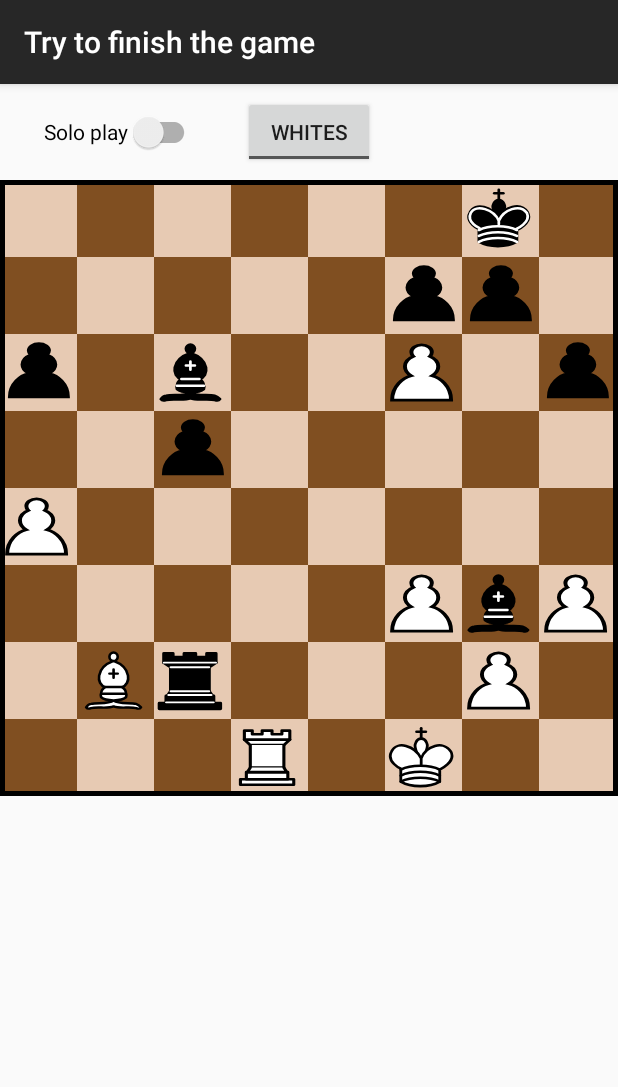
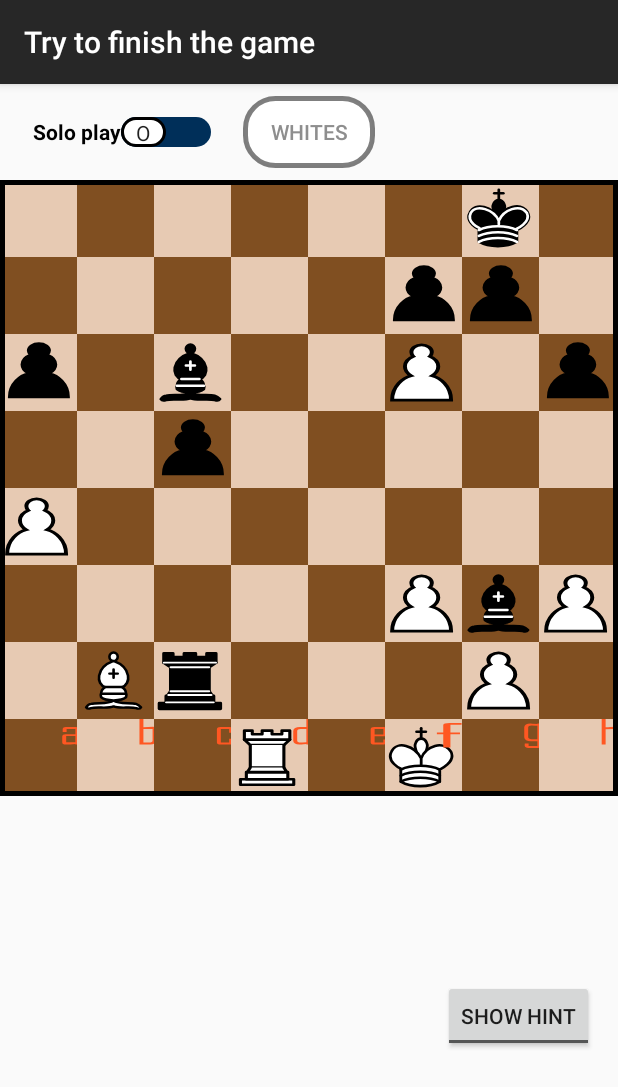
Before and after one commit to p4ulor/Chess4Android, an Android app: the GameHistoryActivity screen opened directly, with no data from a screen before it, after a tap on "30/11/2021", on a phone screen of 412 x 824 dp. Shown: the top 1087 px of the screen. Run offline under Robolectric (Android 15) with nearby library versions, the phone set to English and light mode, and no system bars; our stand-ins replace Room's generated code; network calls fail.

Commit message:
Customized the buttons and clickable things and added hint button
Designed custom and better looking buttons, radiobuttons, and togglebuttons, added hint toggle button. Added submenu to enter offline chess game and online chess game. Merry Christmas.

```diff
--- a/Chess4Android/app/src/main/java/pt/isel/pdm/chess4android/MainActivity.kt
+++ b/Chess4Android/app/src/main/java/pt/isel/pdm/chess4android/MainActivity.kt
@@ -64,7 +64,7 @@ class MainActivity : AppCompatActivity() {
                 if(didScreenRotate && thisViewModel.updateDisplayed.value == true) { //could be elvis operator, but intellij optimized
                     binding.root.postDelayed ({toast(R.string.iSurvived, this)}, 1000)
                 } else {
-                    toast(R.string.puzzleUpdated, this)
+                    //toast(R.string.puzzleUpdated, this)
                     log(thisViewModel.gameDTO?.puzzle.toString())
                     log(thisViewModel.gameDTO?.solution.toString())
                     thisViewModel.updateDisplayed.value=true
@@ -105,6 +105,8 @@ class MainActivity : AppCompatActivity() {
                 startActivity(Intent(this, GameHistoryActivity::class.java))
                 true
             }
+
+
             else -> super.onOptionsItemSelected(item)
         }
     }
--- a/Chess4Android/app/src/main/java/pt/isel/pdm/chess4android/PuzzleSolvingActivity.kt
+++ b/Chess4Android/app/src/main/java/pt/isel/pdm/chess4android/PuzzleSolvingActivity.kt
@@ -6,7 +6,6 @@ import android.view.View
 import android.widget.ToggleButton
 import androidx.activity.viewModels
 import androidx.lifecycle.AndroidViewModel
-import androidx.lifecycle.SavedStateHandle
 import androidx.appcompat.app.AppCompatActivity
 import androidx.appcompat.widget.SwitchCompat
 import androidx.lifecycle.MutableLiveData
@@ -25,6 +24,7 @@ class PuzzleSolvingActivity : AppCompatActivity() {
     private lateinit var soloPlaySwitch: SwitchCompat
     private lateinit var solutionSwitch: SwitchCompat
     private lateinit var currentColorPlaying: ToggleButton
+    private lateinit var showHintButton: ToggleButton
 
     private var currentlySelectedPieceIndex: Int = -1
 
@@ -37,6 +37,7 @@ class PuzzleSolvingActivity : AppCompatActivity() {
         soloPlaySwitch = findViewById(R.id.soloSwitch)
         solutionSwitch =  findViewById(R.id.solutionSwitch)
         currentColorPlaying = findViewById(R.id.toggleButton)
+        showHintButton = findViewById(R.id.toggleShowHint)
 
         val gameDTO: GameDTO? = intent.getParcelableExtra(GAME_DTO_KEY)
         if(gameDTO!=null) {
@@ -44,6 +45,7 @@ class PuzzleSolvingActivity : AppCompatActivity() {
             thisViewModel.puzzle = gameDTO.puzzle?.split(" ")?.toTypedArray()
             thisViewModel.solution = gameDTO.solution?.split(" ")?.toTypedArray()
             if(gameDTO.isDone) solutionSwitch.visibility = View.VISIBLE
+            updateHint()
         } else toast(R.string.WTFerror, this)
 
         soloPlaySwitch.setOnClickListener {
@@ -59,6 +61,10 @@ class PuzzleSolvingActivity : AppCompatActivity() {
             invalidateEverything()
             thisViewModel.isDone = !thisViewModel.isDone //makes so the user cant move pieces when viewing the solution as it's done in the first 'if' tileBehaviour
             thisViewModel.correctMovementsPerformed = 0
+        }
+
+        showHintButton.setOnClickListener {
+            updateHint()
         }
 
         tileMatrix.forEach { tile ->
@@ -137,6 +143,7 @@ class PuzzleSolvingActivity : AppCompatActivity() {
             myView.invalidate(currentlySelectedPieceIndex, thisViewModel.board.getPieceAtIndex(currentlySelectedPieceIndex)  ) //old pos
             log("moved")
             thisViewModel.isWhitesPlaying.value = !(thisViewModel.isWhitesPlaying.value)!!
+            updateHint()
             thisViewModel.correctMovementsPerformed++
             toast(R.string.correctMove, this)
             play(R.raw.rareee, this)
@@ -183,8 +190,7 @@ class PuzzleSolvingActivity : AppCompatActivity() {
     override fun onStart() {
         log("Started")
         thisViewModel.isWhitesPlaying.observe(this){
-            if(it) currentColorPlaying.text = currentColorPlaying.textOn
-            else currentColorPlaying.text = currentColorPlaying.textOff
+            currentColorPlaying.isChecked = it
         }
         super.onStart()
     }
@@ -241,6 +247,13 @@ class PuzzleSolvingActivity : AppCompatActivity() {
             myView.invalidate(it, thisViewModel.board.getPieceAtIndex(it))
         }
     }
+
+    private fun updateHint() { //https://stackoverflow.com/questions/27999623/android-togglebutton-setontext-and-invalidate-doesnt-refresh-text
+        if(showHintButton.isChecked) {
+            showHintButton.textOn = thisViewModel.solution?.get(thisViewModel.correctMovementsPerformed)?.subSequence(0,2)
+            showHintButton.isChecked = showHintButton.isChecked
+        }
+    }
 }
 
 class PuzzleSolvingActivityViewModel(application: Application) : AndroidViewModel(application) {
--- a/Chess4Android/app/src/main/java/pt/isel/pdm/chess4android/views/BoardView.kt
+++ b/Chess4Android/app/src/main/java/pt/isel/pdm/chess4android/views/BoardView.kt
@@ -38,9 +38,7 @@ class BoardView(private val ctx: Context, attrs: AttributeSet?) : GridLayout(ctx
             val piece = Board.companion_chessTable[it]
             val tile = Tile(ctx, (row + column) % 2 == 0, SIDE,
                 ((if(row==1 || row==0 || row==6 || row==7) getDrawablePiece(piece.pieceType, piece.isWhite) //the if and else is not strictly necessary but its a little optimization
-                else blankIcon)!!), if(row==7) indexToColumn(column) else null, null,
-                it
-            )
+                else blankIcon)!!), if(row==7) indexToColumn(column) else null, it)
             tileMatrix[it] = tile
             addView(tile)
         }
--- a/Chess4Android/app/src/main/java/pt/isel/pdm/chess4android/views/Tile.kt
+++ b/Chess4Android/app/src/main/java/pt/isel/pdm/chess4android/views/Tile.kt
@@ -21,7 +21,13 @@ import java.lang.IllegalArgumentException
  * @property tilesPerSide   The number of tiles in each side of the chess board
  */
 @SuppressLint("ViewConstructor")
-class Tile (private val ctx: Context, private val isWhite: Boolean?, private val tilesPerSide: Int, private var icon: VectorDrawableCompat, private var letter: VectorDrawableCompat?, private var number: VectorDrawableCompat?, val index: Int) : View(ctx) {
+class Tile (
+    private val ctx: Context,
+    private val isWhite: Boolean?,
+    private val tilesPerSide: Int,
+    private var icon: VectorDrawableCompat,
+    private var letter: VectorDrawableCompat?,
+    val index: Int) : View(ctx) {
 
     init {
         if(index<0) throw IllegalArgumentException()
@@ -47,7 +53,8 @@ class Tile (private val ctx: Context, private val isWhite: Boolean?, private val
 
         icon.setBounds(2, padding, width-padding, height-padding)
         icon.draw(canvas)
-        letter?.setBounds(-45, 30, width-45, height+30) //MUST BE HERE OR IT WON'T APPEAR, rule of thumb: the higher the values, the smaller the thing,        //the higher value in bottom -> closer it is to the bottom, the higher the value in right, the more it's to the right //the higher value in bottom -> closer it is to the bottom, the higher the value in right, the more it's to the right
+        if(index==61) letter?.setBounds(-40, -15, width+105, height-30)
+        else letter?.setBounds(10, -25, width+55, height-30) //MUST BE HERE OR IT WON'T APPEAR, rule of thumb: the higher the values, the smaller the thing,        //the higher value in bottom -> closer it is to the bottom, the higher the value in right, the more it's to the right //the higher value in bottom -> closer it is to the bottom, the higher the value in right, the more it's to the right
         letter?.draw(canvas)
     }
 
--- /dev/null
+++ b/Chess4Android/app/src/main/res/drawable-v24/button_style.xml
@@ -0,0 +1,23 @@
+<?xml version="1.0" encoding="utf-8"?>
+<selector xmlns:android="http://schemas.android.com/apk/res/android">
+    <item android:state_pressed="true">
+        <shape android:shape="oval">
+            <gradient
+                android:centerColor="@color/black2">
+                android:gradientRadius="5dp">
+            </gradient>
+        </shape>
+    </item>
+
+    <item android:state_enabled="false">
+        <color android:color="#7C6F00" />
+    </item>
+
+    <item android:state_enabled="true">
+        <shape android:shape="rectangle">
+            <solid android:color="@color/chess_board_black" />
+            <corners android:radius="20dp"/>
+            <stroke android:width="5px" android:color="@color/black2"/>
+        </shape>
+    </item>
+</selector>
--- /dev/null
+++ b/Chess4Android/app/src/main/res/drawable/switch_slide_style.xml
@@ -0,0 +1,15 @@
+<?xml version="1.0" encoding="utf-8"?>
+<selector xmlns:android="http://schemas.android.com/apk/res/android">
+    <item android:state_checked="true">
+        <shape android:shape="rectangle">
+            <solid android:color="#0069C6"/>
+            <corners android:radius="40dp"/>
+        </shape>
+    </item>
+    <item android:state_checked="false">
+        <shape android:shape="rectangle">
+            <solid android:color="#002F59"/>
+            <corners android:radius="20dp"/>
+        </shape>
+    </item>
+</selector>
--- /dev/null
+++ b/Chess4Android/app/src/main/res/drawable/switch_style.xml
@@ -0,0 +1,19 @@
+<?xml version="1.0" encoding="utf-8"?>
+<selector xmlns:android="http://schemas.android.com/apk/res/android">
+    <item android:state_checked="true">
+        <shape android:shape="rectangle">
+            <solid android:color="#ffffff"/>
+            <size android:width="30dp" android:height="20dp"/>
+            <corners android:radius="40dp"/>
+            <stroke android:width="2dp"/>
+        </shape>
+    </item>
+    <item android:state_checked="false">
+        <shape android:shape="rectangle">
+            <solid android:color="#ffffff"/>
+            <size android:width="30dp" android:height="20dp"/>
+            <corners android:radius="20dp"/>
+            <stroke android:width="2dp"/>
+        </shape>
+    </item>
+</selector>
--- /dev/null
+++ b/Chess4Android/app/src/main/res/drawable/toggle_button_style.xml
@@ -0,0 +1,18 @@
+<?xml version="1.0" encoding="utf-8"?>
+<selector xmlns:android="http://schemas.android.com/apk/res/android">
+    <item android:state_checked="false">
+        <shape android:shape="rectangle">
+            <solid android:color="@color/black" />
+            <corners android:radius="20dp"/>
+            <stroke android:width="5px" android:color="@color/black2"/>
+        </shape>
+    </item>
+
+    <item android:state_checked="true">
+        <shape android:shape="rectangle">
+            <solid android:color="@color/white" />
+            <corners android:radius="20dp"/>
+            <stroke android:width="5px" android:color="@color/black2"/>
+        </shape>
+    </item>
+</selector>
--- a/Chess4Android/app/src/main/res/layout-land/activity_main.xml
+++ b/Chess4Android/app/src/main/res/layout-land/activity_main.xml
@@ -39,7 +39,7 @@
         android:layout_marginEnd="8dp"
         android:layout_marginBottom="8dp"
         android:text="@string/continueButton"
-
+        android:background="@drawable/button_style"
         app:layout_constraintBottom_toBottomOf="parent"
         app:layout_constraintEnd_toEndOf="parent" />
 </androidx.constraintlayout.widget.ConstraintLayout>
--- a/Chess4Android/app/src/main/res/layout/activity_main.xml
+++ b/Chess4Android/app/src/main/res/layout/activity_main.xml
@@ -43,10 +43,13 @@
         android:layout_width="wrap_content"
         android:layout_height="wrap_content"
         android:layout_marginEnd="32dp"
+        android:background="@drawable/button_style"
         android:scaleX="1.3"
         android:scaleY="1.3"
         android:singleLine="true"
         android:text="@string/continueButton"
+        android:textColor="@color/white"
+        android:enabled="true"
         app:layout_constraintBottom_toBottomOf="parent"
         app:layout_constraintEnd_toEndOf="parent"
         app:layout_constraintTop_toBottomOf="@+id/boardView" />
--- a/Chess4Android/app/src/main/res/layout/activity_puzzle_solving.xml
+++ b/Chess4Android/app/src/main/res/layout/activity_puzzle_solving.xml
@@ -22,7 +22,10 @@
         android:id="@+id/toggleButton"
         android:layout_width="wrap_content"
         android:layout_height="wrap_content"
+        android:background="@drawable/toggle_button_style"
+        android:checked="false"
         android:clickable="false"
+        android:textColor="#8E8E8E"
         android:textOff="@string/blacks"
         android:textOn="@string/whites"
         app:layout_constraintBottom_toTopOf="@+id/boardView"
@@ -40,21 +43,48 @@
         android:checked="false"
         android:minHeight="48dp"
         android:text="@string/solution"
+        android:textOff="O"
+        android:textOn="I"
+        android:textStyle="bold"
+        android:thumb="@drawable/switch_style"
         android:visibility="invisible"
         app:layout_constraintBottom_toTopOf="@+id/boardView"
         app:layout_constraintEnd_toEndOf="parent"
         app:layout_constraintStart_toEndOf="@+id/toggleButton"
-        app:layout_constraintTop_toTopOf="parent" />
+        app:layout_constraintTop_toTopOf="parent"
+        app:showText="true"
+        app:track="@drawable/switch_slide_style" />
 
     <androidx.appcompat.widget.SwitchCompat
         android:id="@+id/soloSwitch"
         android:layout_width="wrap_content"
         android:layout_height="wrap_content"
+        android:checked="false"
         android:minHeight="48dp"
         android:text="@string/soloPlay"
+        android:textOff="O"
+        android:textOn="I"
+        android:textStyle="bold"
+        android:thumb="@drawable/switch_style"
         app:layout_constraintBottom_toTopOf="@+id/boardView"
         app:layout_constraintEnd_toStartOf="@+id/toggleButton"
+
         app:layout_constraintStart_toStartOf="parent"
-        app:layout_constraintTop_toTopOf="parent" />
+        app:layout_constraintTop_toTopOf="parent"
+        app:showText="true"
+        app:track="@drawable/switch_slide_style" />
+
+    <ToggleButton
+        android:id="@+id/toggleShowHint"
+        android:layout_width="wrap_content"
+        android:layout_height="wrap_content"
+        android:layout_marginEnd="16dp"
+        android:checked="false"
+        android:text="ToggleButton"
+        android:textOff="@string/show_hint"
+        android:textOn=""
+        app:layout_constraintBottom_toBottomOf="parent"
+        app:layout_constraintEnd_toEndOf="parent"
+        app:layout_constraintTop_toBottomOf="@+id/boardView" />
 
 </androidx.constraintlayout.widget.ConstraintLayout>
--- a/Chess4Android/app/src/main/res/menu/credits_menu.xml
+++ b/Chess4Android/app/src/main/res/menu/credits_menu.xml
@@ -11,4 +11,15 @@
         android:icon="@android:drawable/ic_menu_info_details"
         android:title="@string/about_menu"
         app:showAsAction="collapseActionView" />
+    <item
+        android:id="@+id/file"
+        android:title="@string/more" >
+        <!-- submenu -->
+        <menu>
+            <item android:id="@+id/create_new"
+                android:title="@string/play_offline" />
+            <item android:id="@+id/open"
+                android:title="@string/play_online" />
+        </menu>
+    </item>
 </menu>
--- a/Chess4Android/app/src/main/res/values/colors.xml
+++ b/Chess4Android/app/src/main/res/values/colors.xml
@@ -10,5 +10,6 @@
     <color name="chess_board_white">#FFE7CAB3</color>
     <color name="chess_board_black">#FF804F21</color>
     <color name="black2">#80000000</color>
-    <color name="cool_orange">#FF9800</color>
+    <color name="cool_orange">#FF5722</color>
+    <color name="red">#FF1D1D</color>
 </resources>
--- a/Chess4Android/app/src/main/res/values/strings.xml
+++ b/Chess4Android/app/src/main/res/values/strings.xml
@@ -28,4 +28,8 @@
     <string name="blacks">Blacks</string>
     <string name="solution">Solution</string>
     <string name="soloPlay">Solo play</string>
+    <string name="show_hint">Show hint</string>
+    <string name="more">More</string>
+    <string name="play_offline">Free play</string>
+    <string name="play_online">Play online</string>
 </resources>
```
Also changed, not shown: 2 other files.
